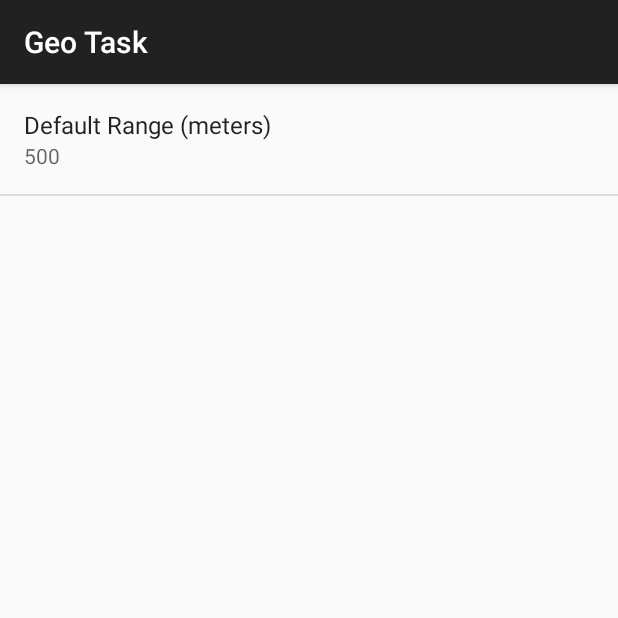
After one commit to viralsavani/Geo-Task, an Android app: the fragment PrefsFragment shown on its own in the app's theme, on a phone screen of 412 x 824 dp, the top half of it. The commit adds this screen. Run offline under Robolectric (Android 15) with nearby library versions, the phone set to English and light mode, and no system bars.

Commit message:
Preference Fragment Preference Activity Preference XML

```diff
--- a/app/src/main/AndroidManifest.xml
+++ b/app/src/main/AndroidManifest.xml
@@ -36,6 +36,8 @@
             android:name="com.google.android.maps.v2.API_KEY"
             android:value="" />
 
+        <activity android:name=".PrefsActivity"/>
+
     </application>
 
 </manifest>
--- a/app/src/main/java/com/mobile/av/geotask/MainActivity.java
+++ b/app/src/main/java/com/mobile/av/geotask/MainActivity.java
@@ -1,5 +1,6 @@
 package com.mobile.av.geotask;
 
+import android.content.Intent;
 import android.support.v7.app.ActionBarActivity;
 import android.os.Bundle;
 import android.view.Menu;
@@ -27,7 +28,8 @@ public class MainActivity extends ActionBarActivity {
         int id = item.getItemId();
 
         if (id == R.id.action_settings) {
-            return true;
+            Intent prefsIntent = new Intent(this,PrefsActivity.class);
+            startActivity(prefsIntent);
         }
 
         return super.onOptionsItemSelected(item);
--- /dev/null
+++ b/app/src/main/java/com/mobile/av/geotask/PrefsFragment.java
@@ -0,0 +1,58 @@
+package com.mobile.av.geotask;
+
+import android.content.SharedPreferences;
+import android.os.Bundle;
+import android.preference.EditTextPreference;
+import android.preference.Preference;
+import android.preference.PreferenceFragment;
+
+/**
+ * Created by Anand on 4/12/2015.
+ */
+public class PrefsFragment extends PreferenceFragment implements SharedPreferences.OnSharedPreferenceChangeListener{
+
+    public static final String RANGE_PREF = "range";
+    public static final String DEFAULT_RANGE = "500";
+
+    @Override
+    public void onCreate(Bundle savedInstanceState) {
+        super.onCreate(savedInstanceState);
+
+        addPreferencesFromResource(R.xml.preferences);
+        getPreferenceScreen().getSharedPreferences().registerOnSharedPreferenceChangeListener(this);
+    }
+
+    /*
+    Set default range for first time
+     */
+    @Override
+    public void onResume() {
+        super.onResume();
+        EditTextPreference editTextPreference_Range = (EditTextPreference) findPreference(RANGE_PREF);
+        String range = editTextPreference_Range.getText();
+        if(range == null){
+            range = DEFAULT_RANGE;
+            editTextPreference_Range.setText(range);
+        }
+        updatePreference(editTextPreference_Range);
+    }
+
+    @Override
+    public void onSharedPreferenceChanged(SharedPreferences sharedPreferences, String key) {
+        updatePreference(findPreference(key));
+    }
+
+    /*
+    Update summary of default range as per user input
+     */
+    private void updatePreference(Preference preference){
+        if(preference instanceof EditTextPreference){
+            EditTextPreference editTextPreference_Range = (EditTextPreference) preference;
+            String range = editTextPreference_Range.getText();
+            if(Integer.parseInt(range) < Integer.parseInt(DEFAULT_RANGE)){
+                range = DEFAULT_RANGE;
+            }
+            editTextPreference_Range.setSummary(range);
+        }
+    }
+}
--- /dev/null
+++ b/app/src/main/res/xml/preferences.xml
@@ -0,0 +1,7 @@
+<?xml version="1.0" encoding="utf-8"?>
+<PreferenceScreen xmlns:android="http://schemas.android.com/apk/res/android">
+    <EditTextPreference
+        android:inputType="number"
+        android:key="range"
+        android:title="Default Range (meters)"/>
+</PreferenceScreen>
```
Also changed, not shown: app/src/main/java/com/mobile/av/geotask/PrefsActivity.java (added, +17 -0 lines).
